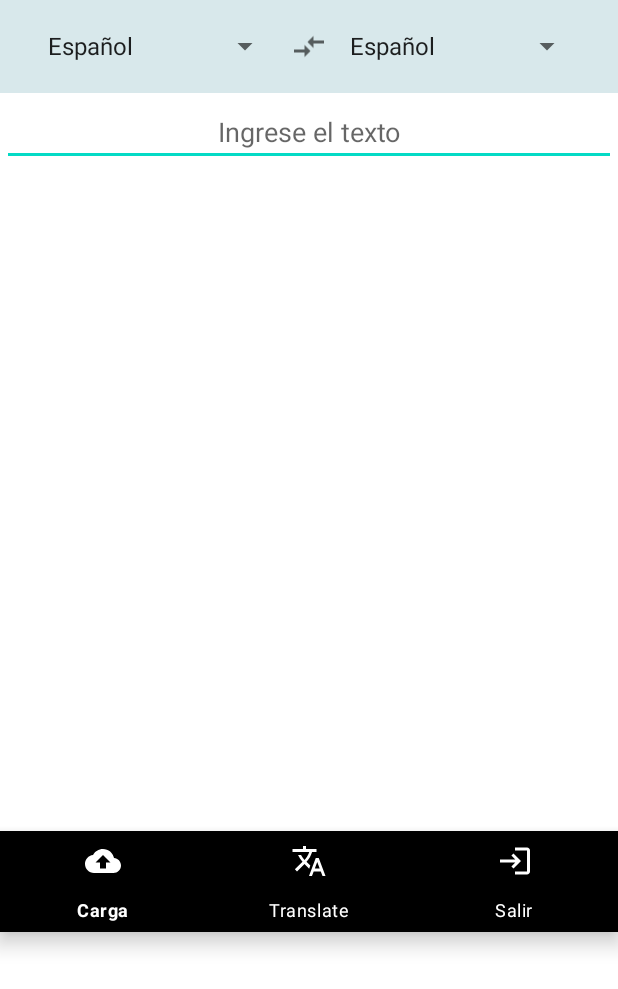
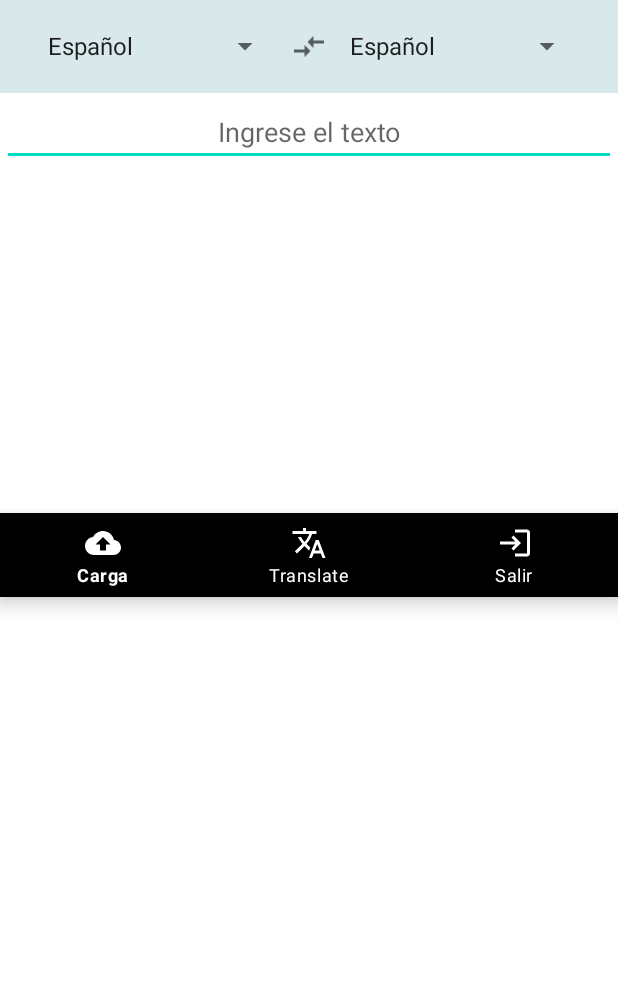
Before and after one commit to jbricenoa92/Inclusive, an Android app: the screen it shows after launch once a user with an empty profile is signed in (MainActivity), on a phone screen of 412 x 824 dp. Shown: the top 989 px of the screen. Run offline under Robolectric (Android 15) with nearby library versions, the phone set to English and light mode, and no system bars; our stand-ins replace Firebase (no records; nobody signed in at launch, a user with empty details on screens opened directly).

Commit message:
revertir cambios

```diff
--- a/app/src/main/AndroidManifest.xml
+++ b/app/src/main/AndroidManifest.xml
@@ -5,6 +5,7 @@
     <uses-permission android:name="android.permission.INTERNET" />
     <uses-permission android:name="android.permission.WRITE_EXTERNAL_STORAGE" />
     <uses-permission android:name="android.permission.READ_EXTERNAL_STORAGE" />
+    <uses-permission android:name="android.permission.VIBRATE" />
 
     <application
         android:name=".InclusiveApp"
--- a/app/src/main/java/com/example/inclusive/view/fragments/HomeFragment.kt
+++ b/app/src/main/java/com/example/inclusive/view/fragments/HomeFragment.kt
@@ -35,16 +35,15 @@ class HomeFragment : Fragment() {
     }
 
     override fun onViewCreated(view: View, savedInstanceState: Bundle?) {
-        super.onViewCreated(view, savedInstanceState)
-        val spLista: Spinner = view.findViewById(R.id.spinner_1)
+
+        val spLista: Spinner =  view.findViewById(R.id.spinner_1)
         val spLista2: Spinner = view.findViewById(R.id.spinner_2)
-        val imageView=view.findViewById<ImageView>(R.id.showsignal)
         val edittext: EditText =view.findViewById(R.id.getText_home)
         val storage= FirebaseStorage.getInstance().getReference()
         val ONE_MEGABYTE: Long = 1024 * 1024
 
-
-        edittext.setOnKeyListener(View.OnKeyListener
+        edittext.setOnKeyListener(
+            View.OnKeyListener
             {
                     v, keyCode, event -> if (keyCode == KeyEvent.KEYCODE_ENTER) {
                 val getSpinner1:String= spLista.selectedItem.toString() as String
@@ -55,8 +54,6 @@ class HomeFragment : Fragment() {
             }
                 false
             })
-
-
         val adp= ArrayAdapter.createFromResource(this.requireContext(),R.array.Lista,android.R.layout.simple_spinner_item)
             .also{adapter->
                 // Specify the layout to use when the list of choices appears
@@ -66,6 +63,8 @@ class HomeFragment : Fragment() {
                 spLista2.adapter = adapter
             }
     }
+
+
     companion object {
         fun newInstance() = HomeFragment()
     }
--- a/app/src/main/res/layout/activity_main.xml
+++ b/app/src/main/res/layout/activity_main.xml
@@ -9,15 +9,17 @@
     tools:context=".view.activities.MainActivity">
 
     <androidx.fragment.app.FragmentContainerView
-        android:id="@+id/fragmentContainerView2"
+        android:id="@+id/fragmentselectedtranslate"
         android:name="com.example.inclusive.view.fragments.HomeFragment"
         android:layout_width="match_parent"
-        android:layout_height="554dp" />
+        android:layout_height="342dp" />
+
+
 
     <com.google.android.material.bottomnavigation.BottomNavigationView
         android:id="@+id/buttonnavigationView"
         android:layout_width="match_parent"
-        android:layout_height="67dp"
+        android:layout_height="wrap_content"
         android:layout_gravity="start"
         android:layout_marginStart="0dp"
         android:layout_marginEnd="0dp"
--- a/app/src/main/res/layout/fragment_home.xml
+++ b/app/src/main/res/layout/fragment_home.xml
@@ -7,8 +7,6 @@
     android:layout_height="match_parent"
     android:orientation="vertical"
     tools:context=".view.fragments.HomeFragment">
-
-
     <LinearLayout
         android:id="@+id/Linearoptions"
         android:layout_width="match_parent"
@@ -74,14 +72,4 @@
         android:imeOptions="actionDone"
         android:maxLength="25"
         android:textAlignment="center" />
-
-    <ImageView
-        android:id="@+id/showsignal"
-        android:layout_width="410dp"
-        android:layout_height="462dp"
-        android:layout_marginStart="1dp"
-        android:layout_marginTop="3dp"
-        android:layout_marginEnd="1dp"
-        android:layout_marginBottom="3dp" />
-
 </LinearLayout>
```
Also changed, not shown: app/build.gradle (+4 -6 lines), app/src/main/java/com/example/inclusive/view/activities/MainActivity.kt (+8 -0 lines). Lines whose indentation alone changed are shown as unchanged.
